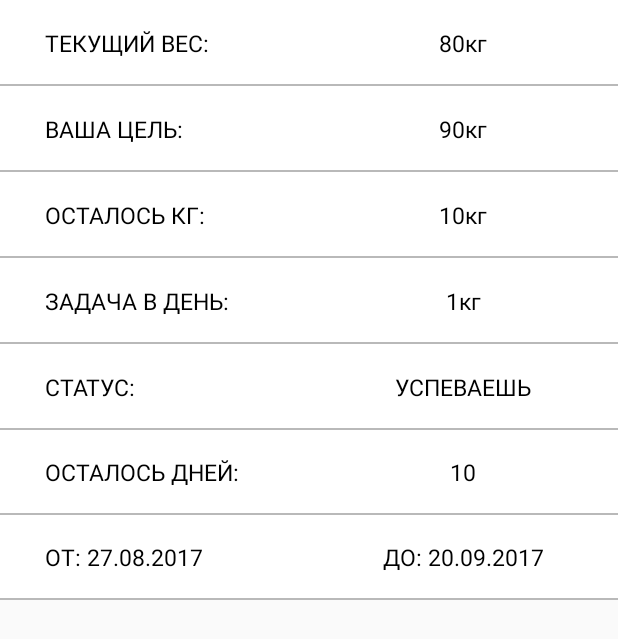
After one commit to Stanislav137/GoalReminderBeta, an Android app: the layout child_section_goal.xml on its own in the app's theme, with its tools: preview values and no code run, on a phone screen of 412 x 824 dp. The commit adds this screen. Shown: the top 639 px of the screen. Run offline under Robolectric (Android 15) with nearby library versions, the phone set to English and light mode, and no system bars.

Commit message:
New component child for section.

```diff
--- a/app/src/main/java/com/goalreminderbeta/sa/goalreminderbeta/all/ExpListAdapter.java
+++ b/app/src/main/java/com/goalreminderbeta/sa/goalreminderbeta/all/ExpListAdapter.java
@@ -6,9 +6,7 @@ import android.view.LayoutInflater;
 import android.view.View;
 import android.view.ViewGroup;
 import android.widget.BaseExpandableListAdapter;
-import android.widget.Button;
 import android.widget.TextView;
-import android.widget.Toast;
 
 import com.goalreminderbeta.sa.goalreminderbeta.R;
 import com.goalreminderbeta.sa.goalreminderbeta.theme.InitialTheme;
@@ -85,7 +83,7 @@ public class ExpListAdapter extends BaseExpandableListAdapter {
                              View convertView, ViewGroup parent) {
         if (convertView == null) {
             LayoutInflater inflater = (LayoutInflater) mContext.getSystemService(Context.LAYOUT_INFLATER_SERVICE);
-            convertView = inflater.inflate(R.layout.child_view_goal, null);
+            convertView = inflater.inflate(R.layout.child_section_goal1, null);
         }
 
         TextView textChild = (TextView) convertView.findViewById(R.id.textChild);
--- /dev/null
+++ b/app/src/main/res/layout/child_section_goal.xml
@@ -0,0 +1,360 @@
+<?xml version="1.0" encoding="utf-8"?>
+<LinearLayout xmlns:android="http://schemas.android.com/apk/res/android"
+    android:orientation="vertical" android:layout_width="match_parent"
+    android:layout_height="400sp"
+    android:background="@color/colorWhite">
+
+    <RelativeLayout
+        android:layout_width="match_parent"
+        android:layout_height="match_parent"
+        android:layout_weight="2">
+
+        <LinearLayout
+            android:layout_width="match_parent"
+            android:layout_height="match_parent"
+            android:orientation="horizontal">
+
+            <RelativeLayout
+                android:layout_width="match_parent"
+                android:layout_height="match_parent"
+                android:layout_weight="2">
+
+                <TextView
+                    android:id="@+id/currentWeightChild"
+                    android:layout_width="wrap_content"
+                    android:layout_height="wrap_content"
+                    android:layout_centerVertical="true"
+                    android:layout_marginLeft="30sp"
+                    android:text="ТЕКУЩИЙ ВЕС:"
+                    android:textColor="@color/colorBlack"
+                    android:textSize="15sp" />
+
+            </RelativeLayout>
+
+            <RelativeLayout
+                android:layout_width="match_parent"
+                android:layout_height="match_parent"
+                android:layout_weight="2">
+
+                <TextView
+                    android:layout_width="wrap_content"
+                    android:layout_height="wrap_content"
+                    android:text="80кг"
+                    android:textSize="15sp"
+                    android:textColor="@color/colorBlack"
+                    android:layout_centerHorizontal="true"
+                    android:layout_centerVertical="true"/>
+            </RelativeLayout>
+
+        </LinearLayout>
+
+        <LinearLayout
+            android:layout_width="match_parent"
+            android:layout_height="1sp"
+            android:background="@color/colorGrey"
+            android:layout_alignParentBottom="true"></LinearLayout>
+    </RelativeLayout>
+
+    <RelativeLayout
+        android:layout_width="match_parent"
+        android:layout_height="match_parent"
+        android:layout_weight="2">
+
+        <LinearLayout
+            android:layout_width="match_parent"
+            android:layout_height="match_parent"
+            android:orientation="horizontal">
+
+            <RelativeLayout
+                android:layout_width="match_parent"
+                android:layout_height="match_parent"
+                android:layout_weight="2">
+
+                <TextView
+                    android:layout_width="wrap_content"
+                    android:layout_height="wrap_content"
+                    android:layout_centerVertical="true"
+                    android:layout_marginLeft="30sp"
+                    android:text="ВАША ЦЕЛЬ:"
+                    android:textColor="@color/colorBlack"
+                    android:textSize="15sp" />
+
+            </RelativeLayout>
+
+            <RelativeLayout
+                android:layout_width="match_parent"
+                android:layout_height="match_parent"
+                android:layout_weight="2">
+
+                <TextView
+                    android:layout_width="wrap_content"
+                    android:layout_height="wrap_content"
+                    android:text="90кг"
+                    android:textSize="15sp"
+                    android:textColor="@color/colorBlack"
+                    android:layout_centerHorizontal="true"
+                    android:layout_centerVertical="true"/>
+            </RelativeLayout>
+        </LinearLayout>
+
+        <LinearLayout
+            android:layout_width="match_parent"
+            android:layout_height="1sp"
+            android:background="@color/colorGrey"
+            android:layout_alignParentBottom="true"></LinearLayout>
+    </RelativeLayout>
+
+    <RelativeLayout
+        android:layout_width="match_parent"
+        android:layout_height="match_parent"
+        android:layout_weight="2">
+
+        <LinearLayout
+            android:layout_width="match_parent"
+            android:layout_height="match_parent"
+            android:orientation="horizontal">
+
+            <RelativeLayout
+                android:layout_width="match_parent"
+                android:layout_height="match_parent"
+                android:layout_weight="2">
+
+                <TextView
+                    android:layout_width="wrap_content"
+                    android:layout_height="wrap_content"
+                    android:layout_centerVertical="true"
+                    android:layout_marginLeft="30sp"
+                    android:text="ОСТАЛОСЬ КГ:"
+                    android:textColor="@color/colorBlack"
+                    android:textSize="15sp" />
+
+            </RelativeLayout>
+
+            <RelativeLayout
+                android:layout_width="match_parent"
+                android:layout_height="match_parent"
+                android:layout_weight="2">
+
+                <TextView
+                    android:layout_width="wrap_content"
+                    android:layout_height="wrap_content"
+                    android:text="10кг"
+                    android:textSize="15sp"
+                    android:textColor="@color/colorBlack"
+                    android:layout_centerHorizontal="true"
+                    android:layout_centerVertical="true"/>
+            </RelativeLayout>
+
+        </LinearLayout>
+
+        <LinearLayout
+            android:layout_width="match_parent"
+            android:layout_height="1sp"
+            android:background="@color/colorGrey"
+            android:layout_alignParentBottom="true"></LinearLayout>
+
+    </RelativeLayout>
+
+    <RelativeLayout
+        android:layout_width="match_parent"
+        android:layout_height="match_parent"
+        android:layout_weight="2">
+
+        <LinearLayout
+            android:layout_width="match_parent"
+            android:layout_height="match_parent"
+            android:orientation="horizontal">
+
+            <RelativeLayout
+                android:layout_width="match_parent"
+                android:layout_height="match_parent"
+                android:layout_weight="2">
+
+                <TextView
+                    android:layout_width="wrap_content"
+                    android:layout_height="wrap_content"
+                    android:layout_marginLeft="30dp"
+                    android:text="ЗАДАЧА В ДЕНЬ:"
+                    android:textColor="@color/colorBlack"
+                    android:textSize="15sp"
+                    android:layout_centerVertical="true"
+                    android:layout_alignParentLeft="true"
+                    android:layout_alignParentStart="true"
+                    android:layout_marginStart="30dp" />
+
+            </RelativeLayout>
+
+            <RelativeLayout
+                android:layout_width="match_parent"
+                android:layout_height="match_parent"
+                android:layout_weight="2">
+
+                <TextView
+                    android:layout_width="wrap_content"
+                    android:layout_height="wrap_content"
+                    android:text="1кг"
+                    android:textSize="15sp"
+                    android:textColor="@color/colorBlack"
+                    android:layout_centerHorizontal="true"
+                    android:layout_centerVertical="true"/>
+            </RelativeLayout>
+        </LinearLayout>
+
+        <LinearLayout
+            android:layout_width="match_parent"
+            android:layout_height="1sp"
+            android:background="@color/colorGrey"
+            android:layout_alignParentBottom="true"></LinearLayout>
+
+    </RelativeLayout>
+
+    <RelativeLayout
+        android:layout_width="match_parent"
+        android:layout_height="match_parent"
+        android:layout_weight="2">
+
+        <LinearLayout
+            android:layout_width="match_parent"
+            android:layout_height="match_parent"
+            android:orientation="horizontal">
+
+            <RelativeLayout
+                android:layout_width="match_parent"
+                android:layout_height="match_parent"
+                android:layout_weight="2">
+
+                <TextView
+                    android:layout_width="wrap_content"
+                    android:layout_height="wrap_content"
+                    android:layout_centerVertical="true"
+                    android:layout_marginLeft="30sp"
+                    android:text="СТАТУС:"
+                    android:textColor="@color/colorBlack"
+                    android:textSize="15sp" />
+
+            </RelativeLayout>
+
+            <RelativeLayout
+                android:layout_width="match_parent"
+                android:layout_height="match_parent"
+                android:layout_weight="2">
+
+                <TextView
+                    android:layout_width="wrap_content"
+                    android:layout_height="wrap_content"
+                    android:text="УСПЕВАЕШЬ"
+                    android:textSize="15sp"
+                    android:textColor="@color/colorBlack"
+                    android:layout_centerHorizontal="true"
+                    android:layout_centerVertical="true"/>
+            </RelativeLayout>
+
+        </LinearLayout>
+
+        <LinearLayout
+            android:layout_width="match_parent"
+            android:layout_height="1sp"
+            android:background="@color/colorGrey"
+            android:layout_alignParentBottom="true"></LinearLayout>
+    </RelativeLayout>
+
+    <RelativeLayout
+        android:layout_width="match_parent"
+        android:layout_height="match_parent"
+        android:layout_weight="2">
+
+        <LinearLayout
+            android:layout_width="match_parent"
+            android:layout_height="match_parent"
+            android:orientation="horizontal">
+
+            <RelativeLayout
+                android:layout_width="match_parent"
+                android:layout_height="match_parent"
+                android:layout_weight="2">
+
+                <TextView
+                    android:layout_width="wrap_content"
+                    android:layout_height="wrap_content"
+                    android:layout_centerVertical="true"
+                    android:layout_marginLeft="30sp"
+                    android:text="ОСТАЛОСЬ ДНЕЙ:"
+                    android:textColor="@color/colorBlack"
+                    android:textSize="15sp" />
+
+            </RelativeLayout>
+
+            <RelativeLayout
+                android:layout_width="match_parent"
+                android:layout_height="match_parent"
+                android:layout_weight="2">
+
+                <TextView
+                    android:layout_width="wrap_content"
+                    android:layout_height="wrap_content"
+                    android:text="10"
+                    android:textSize="15sp"
+                    android:textColor="@color/colorBlack"
+                    android:layout_centerHorizontal="true"
+                    android:layout_centerVertical="true"/>
+            </RelativeLayout>
+        </LinearLayout>
+
+        <LinearLayout
+            android:layout_width="match_parent"
+            android:layout_height="1sp"
+            android:background="@color/colorGrey"
+            android:layout_alignParentBottom="true"></LinearLayout>
+    </RelativeLayout>
+
+    <RelativeLayout
+        android:layout_width="match_parent"
+        android:layout_height="match_parent"
+        android:layout_weight="2">
+
+        <LinearLayout
+            android:layout_width="match_parent"
+            android:layout_height="match_parent"
+            android:orientation="horizontal">
+
+            <RelativeLayout
+                android:layout_width="match_parent"
+                android:layout_height="match_parent"
+                android:layout_weight="2">
+
+                <TextView
+                    android:layout_width="wrap_content"
+                    android:layout_height="wrap_content"
+                    android:layout_centerVertical="true"
+                    android:layout_marginLeft="30sp"
+                    android:text="ОТ: 27.08.2017"
+                    android:textColor="@color/colorBlack"
+                    android:textSize="15sp" />
+
+            </RelativeLayout>
+
+            <RelativeLayout
+                android:layout_width="match_parent"
+                android:layout_height="match_parent"
+                android:layout_weight="2">
+
+                <TextView
+                    android:layout_width="wrap_content"
+                    android:layout_height="wrap_content"
+                    android:text="ДО: 20.09.2017"
+                    android:textSize="15sp"
+                    android:textColor="@color/colorBlack"
+                    android:layout_centerHorizontal="true"
+                    android:layout_centerVertical="true"/>
+            </RelativeLayout>
+
+        </LinearLayout>
+
+        <LinearLayout
+            android:layout_width="match_parent"
+            android:layout_height="1sp"
+            android:background="@color/colorGrey"
+            android:layout_alignParentBottom="true"></LinearLayout>
+    </RelativeLayout>
+
+</LinearLayout>
--- a/app/src/main/res/layout/child_view_goal.xml
+++ /dev/null
@@ -1,13 +0,0 @@
-<?xml version="1.0" encoding="utf-8"?>
-<LinearLayout xmlns:android="http://schemas.android.com/apk/res/android"
-    android:orientation="vertical" android:layout_width="match_parent"
-    android:layout_height="match_parent">
-
-    <TextView
-        android:layout_width="wrap_content"
-        android:layout_height="wrap_content"
-        android:id="@+id/textChild"
-        android:text="dfg"
-        android:textSize="100sp"/>
-
-</LinearLayout>
--- a/app/src/main/res/layout/section_theme.xml
+++ b/app/src/main/res/layout/section_theme.xml
@@ -24,11 +24,21 @@
         android:layout_width="wrap_content"
         android:layout_height="wrap_content"
         android:text="SPORT"
+        android:id="@+id/themeNameId"
         android:textSize="25sp"
         android:layout_toRightOf="@+id/imTheme"
         android:layout_centerVertical="true"
         android:layout_marginLeft="10sp"
         android:textColor="@color/colorBlack"/>
+
+    <TextView
+        android:layout_width="wrap_content"
+        android:layout_height="wrap_content"
+        android:text="Отжимания"
+        android:textColor="@color/colorBlack"
+        android:layout_alignBottom="@+id/imTheme"
+        android:layout_alignLeft="@+id/themeNameId"
+        android:layout_alignStart="@+id/themeNameId" />
 
     <ImageView
         android:layout_width="25sp"
```
